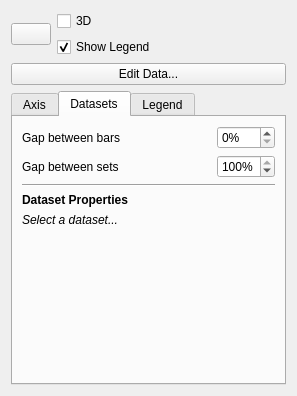
Old version of the form kchart/shape/ChartConfigWidget.ui in the repository KDE/koffice-chartingshape.
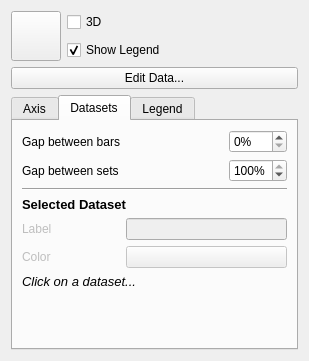
New version of the form. The open tabs and pages were chosen to show the change. Icons and pictures are not drawn. Custom widgets are drawn as their Qt base class.

Commit message: More work on the chart tool

Diff of the .ui file:
```diff
--- a/kchart/shape/ChartConfigWidget.ui
+++ b/kchart/shape/ChartConfigWidget.ui
@@ -5,8 +5,8 @@
    <rect>
     <x>0</x>
     <y>0</y>
-    <width>297</width>
-    <height>396</height>
+    <width>305</width>
+    <height>361</height>
    </rect>
   </property>
   <property name="windowTitle" >
@@ -21,6 +21,18 @@
        <verstretch>0</verstretch>
       </sizepolicy>
      </property>
+     <property name="minimumSize" >
+      <size>
+       <width>50</width>
+       <height>50</height>
+      </size>
+     </property>
+     <property name="maximumSize" >
+      <size>
+       <width>50</width>
+       <height>50</height>
+      </size>
+     </property>
      <property name="text" >
       <string/>
      </property>
@@ -150,83 +162,123 @@
        <string>Datasets</string>
       </attribute>
       <layout class="QGridLayout" >
-       <item row="0" column="0" >
+       <item row="0" column="0" colspan="2" >
         <widget class="QLabel" name="label_4" >
          <property name="text" >
           <string>Gap between bars</string>
          </property>
         </widget>
        </item>
-       <item row="1" column="0" >
+       <item row="0" column="2" >
+        <widget class="QSpinBox" name="gapBetweenBars" >
+         <property name="sizePolicy" >
+          <sizepolicy vsizetype="Fixed" hsizetype="Fixed" >
+           <horstretch>0</horstretch>
+           <verstretch>0</verstretch>
+          </sizepolicy>
+         </property>
+         <property name="suffix" >
+          <string>%</string>
+         </property>
+         <property name="maximum" >
+          <number>100</number>
+         </property>
+        </widget>
+       </item>
+       <item row="1" column="0" colspan="2" >
         <widget class="QLabel" name="label_5" >
          <property name="text" >
           <string>Gap between sets</string>
          </property>
         </widget>
        </item>
-       <item row="2" column="0" colspan="2" >
+       <item row="1" column="2" >
+        <widget class="QSpinBox" name="gapBetweenSets" >
+         <property name="suffix" >
+          <string>%</string>
+         </property>
+         <property name="maximum" >
+          <number>100</number>
+         </property>
+         <property name="value" >
+          <number>100</number>
+         </property>
+        </widget>
+       </item>
+       <item row="2" column="0" colspan="3" >
         <widget class="Line" name="line_3" >
          <property name="orientation" >
           <enum>Qt::Horizontal</enum>
          </property>
         </widget>
        </item>
-       <item row="3" column="0" colspan="2" >
+       <item row="3" column="0" colspan="3" >
         <widget class="QLabel" name="label_6" >
          <property name="text" >
-          <string>&lt;b>Dataset Properties&lt;/b></string>
+          <string>&lt;html>&lt;head>&lt;meta name="qrichtext" content="1" />&lt;style type="text/css">
+p, li { white-space: pre-wrap; }
+&lt;/style>&lt;/head>&lt;body style=" font-family:'Sans Serif'; font-size:10pt; font-weight:400; font-style:normal;">
+&lt;p style=" margin-top:0px; margin-bottom:0px; margin-left:0px; margin-right:0px; -qt-block-indent:0; text-indent:0px;">&lt;span style=" font-weight:600;">Selected Dataset&lt;/span>&lt;/p>&lt;/body>&lt;/html></string>
          </property>
         </widget>
        </item>
-       <item row="5" column="0" >
-        <spacer>
-         <property name="orientation" >
-          <enum>Qt::Vertical</enum>
-         </property>
-         <property name="sizeHint" >
-          <size>
-           <width>129</width>
-           <height>101</height>
-          </size>
-         </property>
-        </spacer>
-       </item>
        <item row="4" column="0" >
-        <widget class="QLabel" name="label_7" >
+        <widget class="QLabel" name="datasetLabelLabel" >
+         <property name="enabled" >
+          <bool>false</bool>
+         </property>
          <property name="text" >
-          <string>&lt;i>Select a dataset...&lt;/i></string>
+          <string>Label</string>
          </property>
         </widget>
        </item>
-       <item row="1" column="1" >
-        <widget class="QSpinBox" name="gapBetweenSets" >
-         <property name="suffix" >
-          <string>%</string>
+       <item row="4" column="1" colspan="2" >
+        <widget class="QLineEdit" name="datasetLabel" >
+         <property name="enabled" >
+          <bool>false</bool>
          </property>
-         <property name="maximum" >
-          <number>100</number>
+        </widget>
+       </item>
+       <item row="5" column="0" >
+        <widget class="QLabel" name="datasetColorLabel" >
+         <property name="enabled" >
+          <bool>false</bool>
          </property>
-         <property name="value" >
-          <number>100</number>
+         <property name="text" >
+          <string>Color</string>
          </property>
         </widget>
        </item>
-       <item row="0" column="1" >
-        <widget class="QSpinBox" name="gapBetweenBars" >
-         <property name="sizePolicy" >
-          <sizepolicy vsizetype="Fixed" hsizetype="Fixed" >
-           <horstretch>0</horstretch>
-           <verstretch>0</verstretch>
-          </sizepolicy>
+       <item row="5" column="1" colspan="2" >
+        <widget class="KColorButton" name="datasetColor" >
+         <property name="enabled" >
+          <bool>false</bool>
          </property>
-         <property name="suffix" >
-          <string>%</string>
+        </widget>
+       </item>
+       <item row="6" column="0" colspan="2" >
+        <widget class="QLabel" name="selectDatasetNote" >
+         <property name="text" >
+          <string>&lt;html>&lt;head>&lt;meta name="qrichtext" content="1" />&lt;style type="text/css">
+p, li { white-space: pre-wrap; }
+&lt;/style>&lt;/head>&lt;body style=" font-family:'Sans Serif'; font-size:10pt; font-weight:400; font-style:normal;">
+&lt;p style=" margin-top:0px; margin-bottom:0px; margin-left:0px; margin-right:0px; -qt-block-indent:0; text-indent:0px;">&lt;span style=" font-style:italic;">Click on a dataset...&lt;/span>&lt;/p>&lt;/body>&lt;/html></string>
          </property>
-         <property name="maximum" >
-          <number>100</number>
-         </property>
         </widget>
        </item>
+       <item row="7" column="0" colspan="3" >
+        <spacer>
+         <property name="orientation" >
+          <enum>Qt::Vertical</enum>
+         </property>
+         <property name="sizeHint" >
+          <size>
+           <width>265</width>
+           <height>16</height>
+          </size>
+         </property>
+        </spacer>
+       </item>
       </layout>
      </widget>
      <widget class="QWidget" name="tab_3" >
@@ -318,6 +370,14 @@
    </item>
   </layout>
  </widget>
+ <customwidgets>
+  <customwidget>
+   <class>KColorButton</class>
+   <extends>QPushButton</extends>
+   <header>kcolorbutton.h</header>
+  </customwidget>
+ </customwidgets>
+ <includes/>
  <resources/>
  <connections/>
 </ui>
```
Left out of the diff: 77 changed lines with no effect on the pictures. The commit also changes 4 other files.
